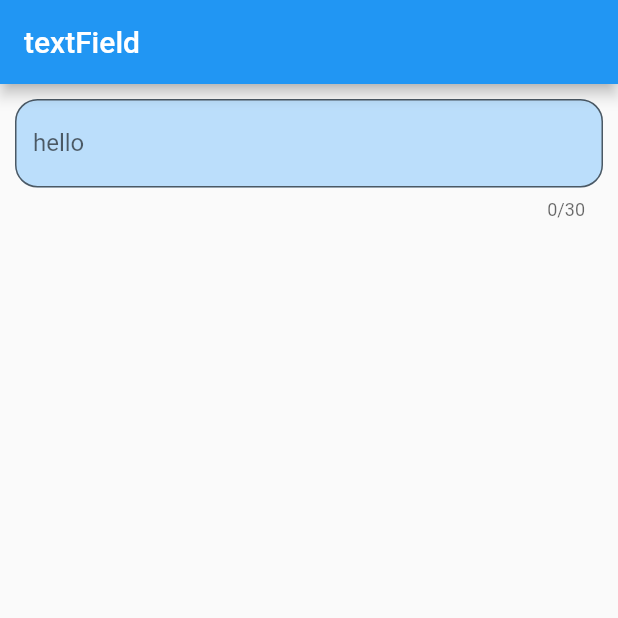
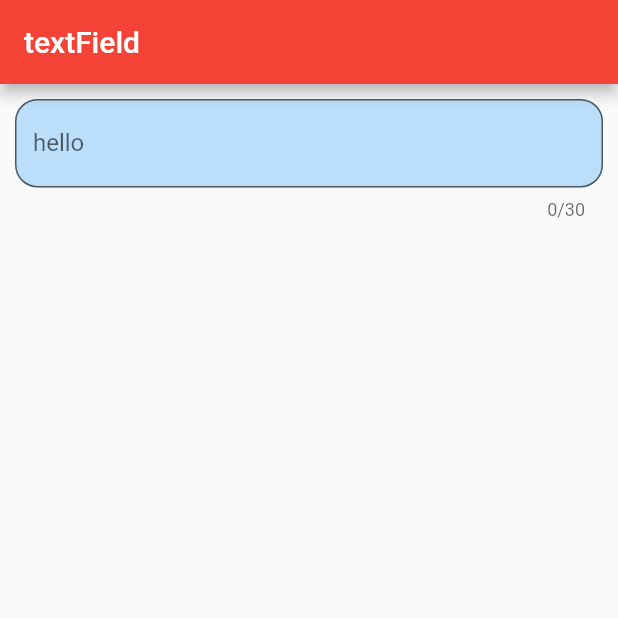
Before and after one commit to gentlemenKin/test, a Flutter app: the screen it shows after launch, on a phone screen of 412 x 824 dp, the top half of it. Run offline on Flutter 3.47's test engine with Material 2 defaults, Android fonts, the phone set to English and light mode, and no system bars; our stand-ins replace awesome_dialog, webview_flutter.

Commit message:
四合一.

```diff
--- a/lib/main.dart
+++ b/lib/main.dart
@@ -12,7 +12,7 @@ class MyApp extends StatelessWidget {
   @override
   Widget build(BuildContext context) {
     return MaterialApp(
-      title: 'Flutter Demo',
+      title: 'Learn Demo',
       theme: ThemeData(
         // This is the theme of your application.
         //
@@ -23,7 +23,7 @@ class MyApp extends StatelessWidget {
         // or simply save your changes to "hot reload" in a Flutter IDE).
         // Notice that the counter didn't reset back to zero; the application
         // is not restarted.
-        primarySwatch: Colors.blue,
+        primarySwatch: Colors.red,
         // This makes the visual density adapt to the platform that you run
         // the app on. For desktop platforms, the controls will be smaller and
         // closer together (more dense) than on mobile platforms.
--- a/lib/widget/WebViewpage.dart
+++ b/lib/widget/WebViewpage.dart
@@ -4,7 +4,7 @@ import 'package:flutter/material.dart';
 import 'package:webview_flutter/webview_flutter.dart';
 
 void main()=>runApp(new MaterialApp(
-  title: 'webview',
+  title: '测试 webview',
   home: WebViewPage(),
 ));
 
@@ -16,7 +16,7 @@ class WebViewPage extends StatefulWidget {
 class _WebViewPageState extends State<WebViewPage> {
 
   WebViewController _controller;
-  String _title = "webview";
+  String _title = "测试webview";
 
   @override
   Widget build(BuildContext context) {
```
Also changed, not shown: pubspec.lock.
